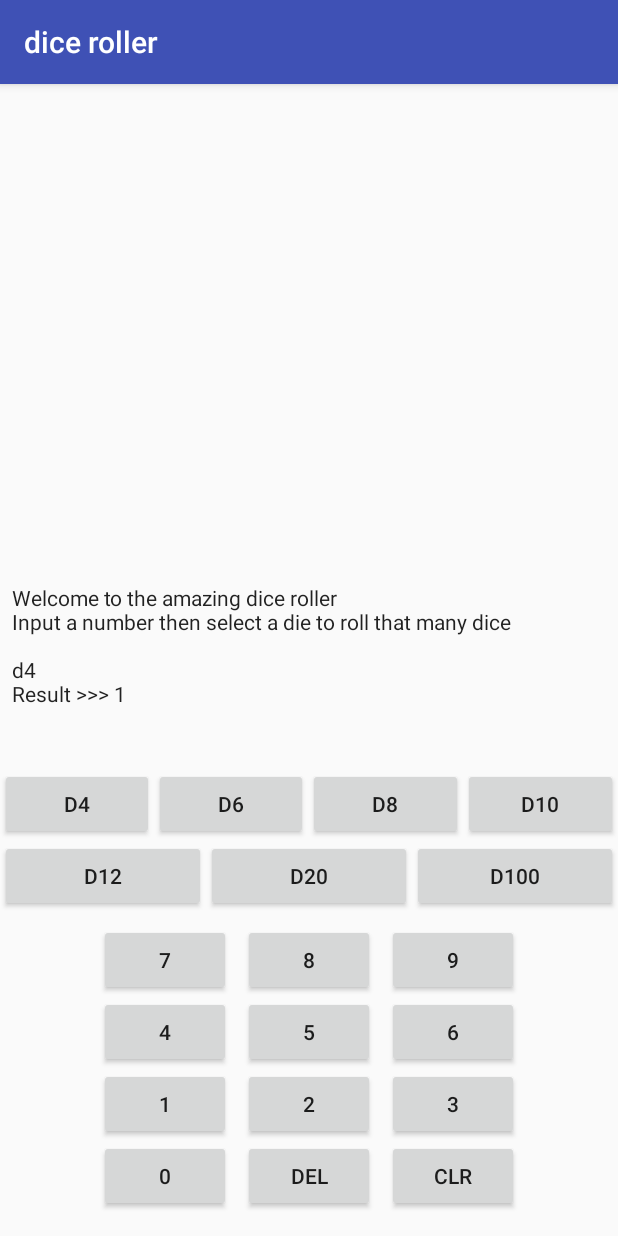
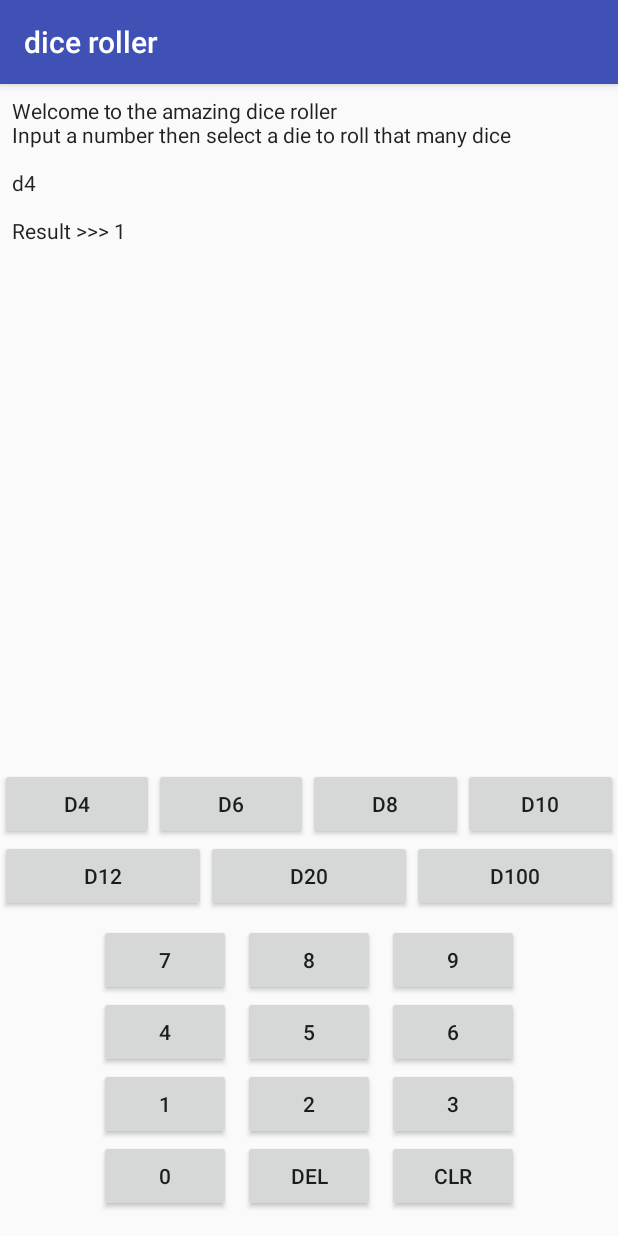
Before and after one commit to mdewhirst1/dice-roller, an Android app: the screen it shows after launch (MainActivity), after a tap on "D4", on a phone screen of 412 x 824 dp. Run offline under Robolectric (Android 15) with nearby library versions, the phone set to English and light mode, and no system bars.

Commit message:
added scrollable tet that starts at top of screen and auto scrolls down ugly but works

```diff
--- a/app/src/main/java/com/example/mde12/diceroller/MainActivity.kt
+++ b/app/src/main/java/com/example/mde12/diceroller/MainActivity.kt
@@ -2,22 +2,25 @@ package com.example.mde12.diceroller
 
 import android.support.v7.app.AppCompatActivity
 import android.os.Bundle
-import android.text.method.ScrollingMovementMethod
 import android.view.View
 import android.widget.Button
+import android.widget.ScrollView
 import kotlinx.android.synthetic.main.activity_main.outputView
 import kotlin.random.Random
 
 class MainActivity : AppCompatActivity() {
 
+    private var totalDice: String = "0"
+
     override fun onCreate(savedInstanceState: Bundle?) {
         super.onCreate(savedInstanceState)
         setContentView(R.layout.activity_main)
-
-        outputView.setMovementMethod(ScrollingMovementMethod())
     }
 
-    private var totalDice: String = "0"
+    private fun scrollDown() {
+        val scrollview : ScrollView = findViewById(R.id.outputScrollView)
+        scrollview.post { scrollview.fullScroll(ScrollView.FOCUS_DOWN) }
+    }
 
     fun onClickIntBtn(view: View) {
         val b = view as Button
@@ -29,29 +32,30 @@ class MainActivity : AppCompatActivity() {
     fun onClickDieBtn(view: View) {
         val b = view as Button
         val buttonText : String = b.text.toString()
-        outputView.append(buttonText + "\n")
+        outputView.append(buttonText)
 
         rollDice(buttonText.removePrefix("d").toInt())
+        scrollDown()
     }
 
     @Suppress("UNUSED_PARAMETER")
     fun onClickDelBtn(view: View) {
         if (totalDice.length > 1) {
             totalDice = totalDice.substring(0, totalDice.length - 1)
-            outputView.setText(outputView.text.substring(0, outputView.text.length - 1))
+            outputView.text = outputView.text.substring(0, outputView.text.length - 1)
         }
     }
 
     @Suppress("UNUSED_PARAMETER")
     fun onClickClrBtn(view: View) {
-        outputView.setText(outputView.text.substring(0, outputView.text.length - (totalDice.length - 1)))
+        outputView.text = outputView.text.substring(0, outputView.text.length - (totalDice.length - 1))
         totalDice = "0"
     }
 
     private fun rollDice(dieValue: Int) {
-        outputView.append("Result >>> ")
-        val totalDiceMin : Int = if (totalDice.toInt() > 0) totalDice.toInt() else 1
-        for (i in 1..totalDiceMin) {
+        outputView.append("\n\nResult >>> ")
+        val totalDiceInt : Int = if (totalDice.toInt() > 0) totalDice.toInt() else 1
+        for (i in 1..totalDiceInt) {
             outputView.append(Random.nextInt(1, dieValue + 1).toString() + " ")
         }
         outputView.append("\n\n")
--- a/app/src/main/res/layout/activity_main.xml
+++ b/app/src/main/res/layout/activity_main.xml
@@ -7,29 +7,36 @@
         android:layout_height="match_parent"
         tools:context=".MainActivity">
 
-    <android.support.constraint.Guideline
-            android:layout_width="wrap_content"
-            android:layout_height="wrap_content"
-            android:id="@+id/guideline"
-            app:layout_constraintGuide_begin="16dp"
-            android:orientation="vertical"/>
+
+    <LinearLayout
+            android:layout_width="match_parent"
+            android:layout_height="0dp"
+            app:layout_constraintStart_toStartOf="parent"
+            app:layout_constraintEnd_toEndOf="parent"
+            app:layout_constraintTop_toTopOf="parent"
+            app:layout_constraintBottom_toTopOf="@+id/dicepad">
+
+        <ScrollView
+                android:layout_width="match_parent"
+                android:layout_height="match_parent"
+                android:id="@+id/outputScrollView">
 
             <TextView
                     android:text="Welcome to the amazing dice roller\nInput a number then select a die to roll that many dice\n\n"
                     android:scrollbars="vertical"
                     android:layout_width="match_parent"
-            android:layout_height="0dp"
+                    android:layout_height="wrap_content"
                     android:gravity="bottom"
                     android:id="@+id/outputView"
-            app:layout_constraintStart_toStartOf="parent"
                     android:layout_marginStart="8dp"
-            app:layout_constraintEnd_toEndOf="parent"
                     android:layout_marginEnd="8dp"
-            app:layout_constraintTop_toTopOf="parent"
                     android:layout_marginTop="8dp"
                     android:layout_marginBottom="8dp"
-            app:layout_constraintBottom_toTopOf="@+id/dicepad"
+                    android:paddingBottom="20dp"
                     android:textAppearance="@style/TextAppearance.AppCompat.Body1"/>
+        </ScrollView>
+
+    </LinearLayout>
 
     <include
             layout="@layout/num_pad"
```
Lines whose indentation alone changed are shown as unchanged.
